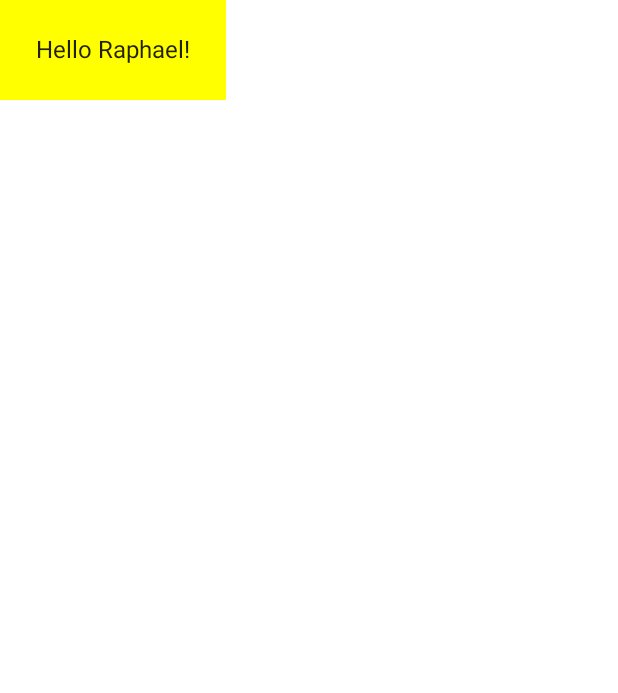
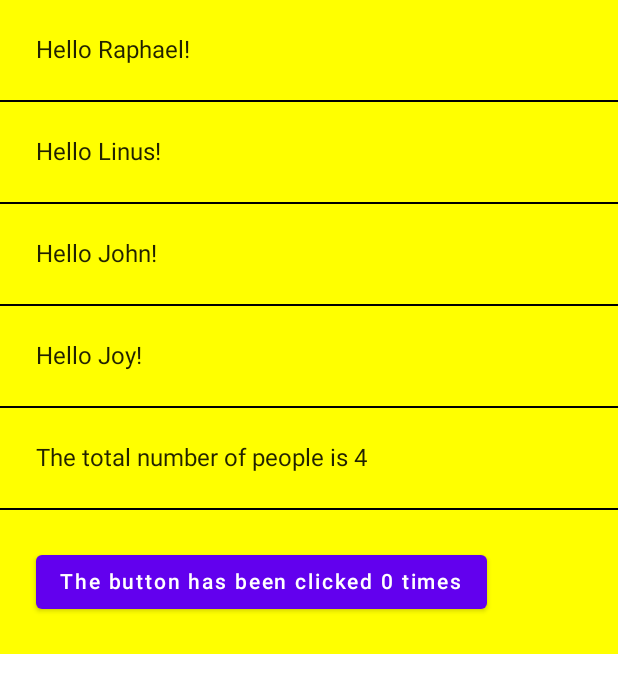
Before and after one commit to RaphaelNdonga/JetpackComposeCodelabs, an Android app built with Jetpack Compose: the @Preview function DefaultPreview, on a phone screen of 412 x 824 dp. Shown: the top 693 px of the screen. Run offline under Robolectric (Android 15) with nearby library versions, the phone set to English and light mode, and no system bars.

Commit message:
Saving state in compose

```diff
--- a/app/src/main/java/com/example/jetpackcomposecodelbabs/MainActivity.kt
+++ b/app/src/main/java/com/example/jetpackcomposecodelbabs/MainActivity.kt
@@ -4,12 +4,12 @@ import android.os.Bundle
 import androidx.activity.compose.setContent
 import androidx.appcompat.app.AppCompatActivity
 import androidx.compose.foundation.layout.Column
+import androidx.compose.foundation.layout.Spacer
 import androidx.compose.foundation.layout.padding
-import androidx.compose.material.Divider
-import androidx.compose.material.MaterialTheme
-import androidx.compose.material.Surface
-import androidx.compose.material.Text
+import androidx.compose.material.*
 import androidx.compose.runtime.Composable
+import androidx.compose.runtime.mutableStateOf
+import androidx.compose.runtime.remember
 import androidx.compose.ui.Modifier
 import androidx.compose.ui.graphics.Color
 import androidx.compose.ui.tooling.preview.Preview
@@ -51,22 +51,13 @@ fun Greeting(name: String) {
 
 }
 
-@Preview("Text Preview")
+@Preview("Screen Preview")
 @Composable
 fun DefaultPreview() {
-    MyApp {
-        Greeting(name = "Raphael")
-    }
-}
-
-@Preview("Screen Preview")
-@Composable
-fun ScreenPreview(){
     MyApp {
         MyScreenContent()
     }
 }
-
 @Composable
 fun MyScreenContent(nameList:List<String> = listOf("Raphael","Linus","John","Joy")){
     Column{
@@ -74,7 +65,26 @@ fun MyScreenContent(nameList:List<String> = listOf("Raphael","Linus","John","Joy
             Greeting(name = name)
             Divider(color = Color.Black)
         }
-        Text("The total number of people is ${nameList.size}")
+        Text(text = "The total number of people is ${nameList.size}",modifier = Modifier.padding(24.dp))
+        Divider(color = Color.Black)
+        Counter()
     }
+}
 
+@Composable
+fun Counter(){
+    /**
+     *     mutableStateOf is how to create mutable memory in a composable function.
+     *     Why can't we use a normal variable?
+     *     Because composable functions by default are not meant to remember anything. They just
+     *     render the UI.
+     */
+    val counter = remember{ mutableStateOf(0) }
+    /**
+     * the counter value is only changed onClick.  onClick runs on the main thread, so threading
+     * issues will not be encountered.
+     */
+    Button(onClick = { ++counter.value },modifier = Modifier.padding(24.dp)){
+        Text(text = "The button has been clicked ${counter.value} times")
+    }
 }
```
